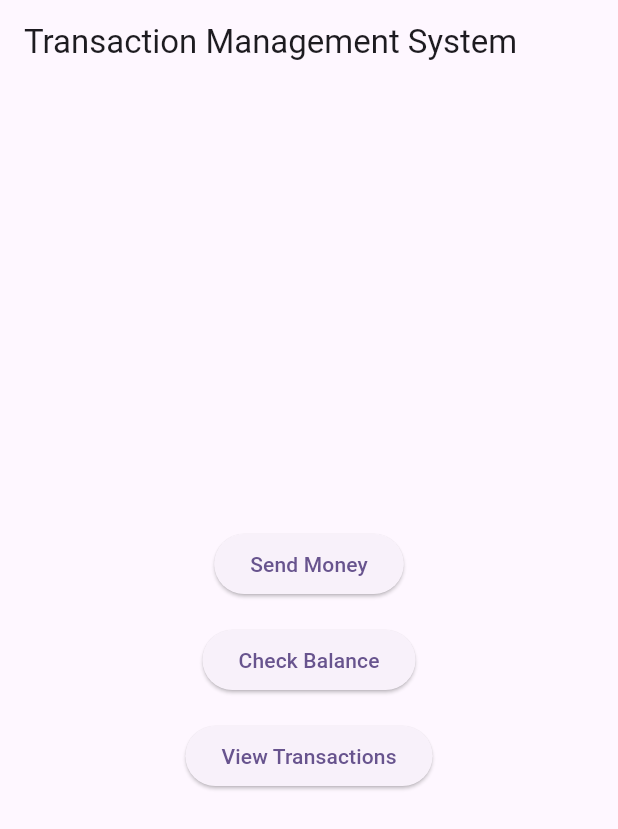
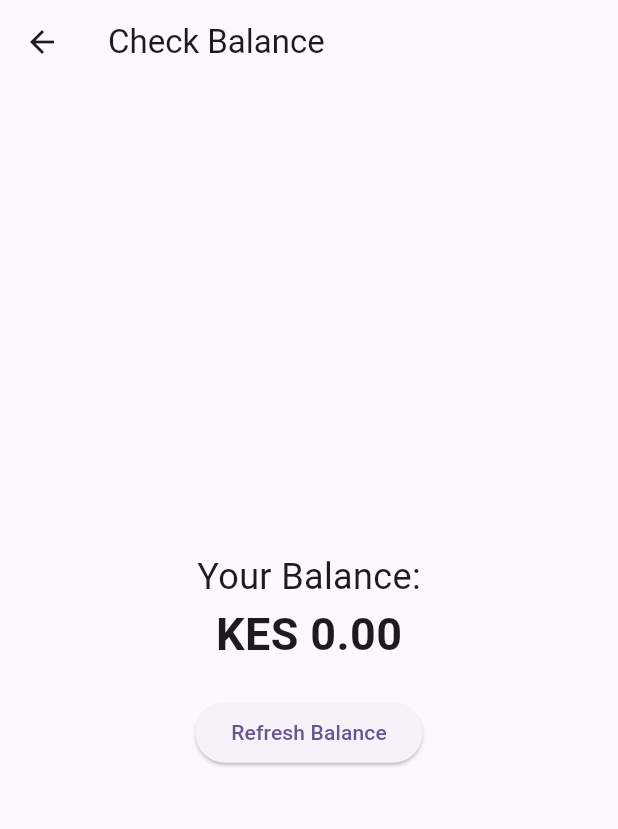
Before and after one commit to Munira12345/transaction_management, a Flutter app: the screen it shows after launch, after a tap on "Check Balance", on a phone screen of 412 x 824 dp. Shown: the top 829 px of the screen. Run offline on Flutter 3.47's test engine with Material 3 defaults, Android fonts, the phone set to English and light mode, and no system bars.

Commit message:
more mvp screens

```diff
--- /dev/null
+++ b/lib/check_balance_screen.dart
@@ -0,0 +1,37 @@
+import 'package:flutter/material.dart';
+
+class CheckBalanceScreen extends StatelessWidget {
+  const CheckBalanceScreen({Key? key}) : super(key: key);
+
+  @override
+  Widget build(BuildContext context) {
+    return Scaffold(
+      appBar: AppBar(
+        title: const Text('Check Balance'),
+      ),
+      body: Center(
+        child: Column(
+          mainAxisAlignment: MainAxisAlignment.center,
+          children: [
+            const Text(
+              'Your Balance:',
+              style: TextStyle(fontSize: 24),
+            ),
+            // Replace with actual balance data when available
+            const Text(
+              'KES 0.00',
+              style: TextStyle(fontSize: 30, fontWeight: FontWeight.bold),
+            ),
+            const SizedBox(height: 20),
+            ElevatedButton(
+              onPressed: () {
+                // Logic to refresh or check balance again
+              },
+              child: const Text('Refresh Balance'),
+            ),
+          ],
+        ),
+      ),
+    );
+  }
+}
--- a/lib/main.dart
+++ b/lib/main.dart
@@ -1,6 +1,9 @@
 import 'package:flutter/material.dart';
 import 'homescreen.dart';
 import 'send_money_screen.dart';
+import 'check_balance_screen.dart';
+import 'view_transactions_screen.dart';
+import 'transaction_status_screen.dart';
 
 void main() {
   runApp(const MyApp());
@@ -8,7 +11,8 @@ void main() {
 
 class MyApp extends StatelessWidget {
   const MyApp({super.key});
-    @override
+
+  @override
   Widget build(BuildContext context) {
     return MaterialApp(
       title: 'Transaction Management System',
@@ -19,9 +23,11 @@ class MyApp extends StatelessWidget {
       ),
       initialRoute: '/',
       routes: {
-        '/': (context) => const HomeScreen(), //  HomeScreen as the initial screen
+        '/': (context) => const HomeScreen(), // HomeScreen as the initial screen
         '/sendMoney': (context) => const SendMoneyScreen(),  // SendMoneyScreen route
-        // other routes for Check Balance and View Transactions later
+        '/checkBalance': (context) => const CheckBalanceScreen(),  // CheckBalanceScreen route
+        '/viewTransactions': (context) => const ViewTransactionsScreen(),  // ViewTransactionsScreen route
+        '/transactionStatus': (context) => const TransactionStatusScreen(transactionId: '12345'), // TransactionStatusScreen with a placeholder ID
       },
     );
   }
```
Also changed, not shown: lib/transaction_status_screen.dart (added, +46 -0 lines), lib/view_transactions_screen.dart (added, +28 -0 lines).
